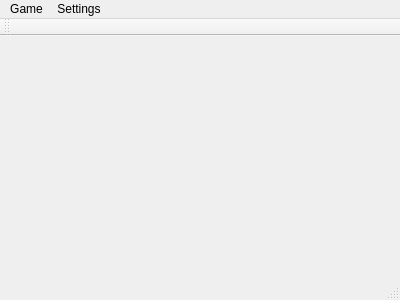
First picture: the form in mainwindow.ui, repository paulzfm/ConnectFourGUI, before the edit.
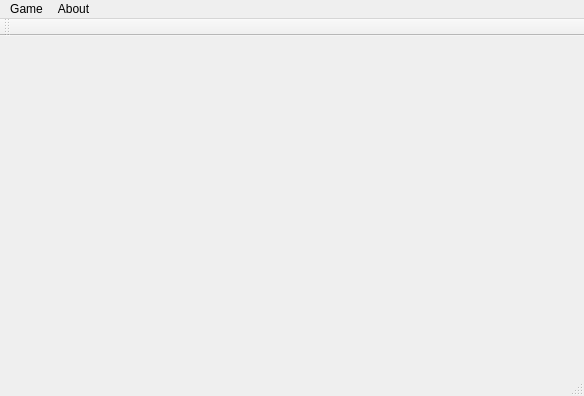
Second picture: the form after the edit.

Diff of the .ui file:
```diff
--- a/mainwindow.ui
+++ b/mainwindow.ui
@@ -6,20 +6,29 @@
    <rect>
     <x>0</x>
     <y>0</y>
-    <width>400</width>
-    <height>300</height>
+    <width>584</width>
+    <height>396</height>
    </rect>
   </property>
   <property name="windowTitle">
    <string>MainWindow</string>
   </property>
   <widget class="QWidget" name="centralWidget"/>
+  <widget class="QToolBar" name="mainToolBar">
+   <attribute name="toolBarArea">
+    <enum>TopToolBarArea</enum>
+   </attribute>
+   <attribute name="toolBarBreak">
+    <bool>false</bool>
+   </attribute>
+  </widget>
+  <widget class="QStatusBar" name="statusBar"/>
   <widget class="QMenuBar" name="menuBar">
    <property name="geometry">
     <rect>
      <x>0</x>
      <y>0</y>
-     <width>400</width>
+     <width>584</width>
      <height>22</height>
     </rect>
    </property>
@@ -45,32 +54,13 @@
    </widget>
    <widget class="QMenu" name="menuSettings">
     <property name="title">
-     <string>Settings</string>
+     <string>About</string>
     </property>
    </widget>
    <addaction name="menuGame"/>
    <addaction name="menuSettings"/>
   </widget>
-  <widget class="QToolBar" name="mainToolBar">
-   <attribute name="toolBarArea">
-    <enum>TopToolBarArea</enum>
-   </attribute>
-   <attribute name="toolBarBreak">
-    <bool>false</bool>
-   </attribute>
-  </widget>
-  <widget class="QStatusBar" name="statusBar"/>
-  <action name="actionCurrent_Setting">
-   <property name="text">
-    <string>Current Setting</string>
-   </property>
-  </action>
-  <action name="actionNew_Setting">
-   <property name="text">
-    <string>New Setting</string>
-   </property>
-  </action>
-  <action name="actionDefault_Setting">
+  <action name="actionDefaultSetting">
    <property name="text">
     <string>Default Setting</string>
    </property>
```
Left out of the diff: 49 changed lines with no effect on the pictures.
